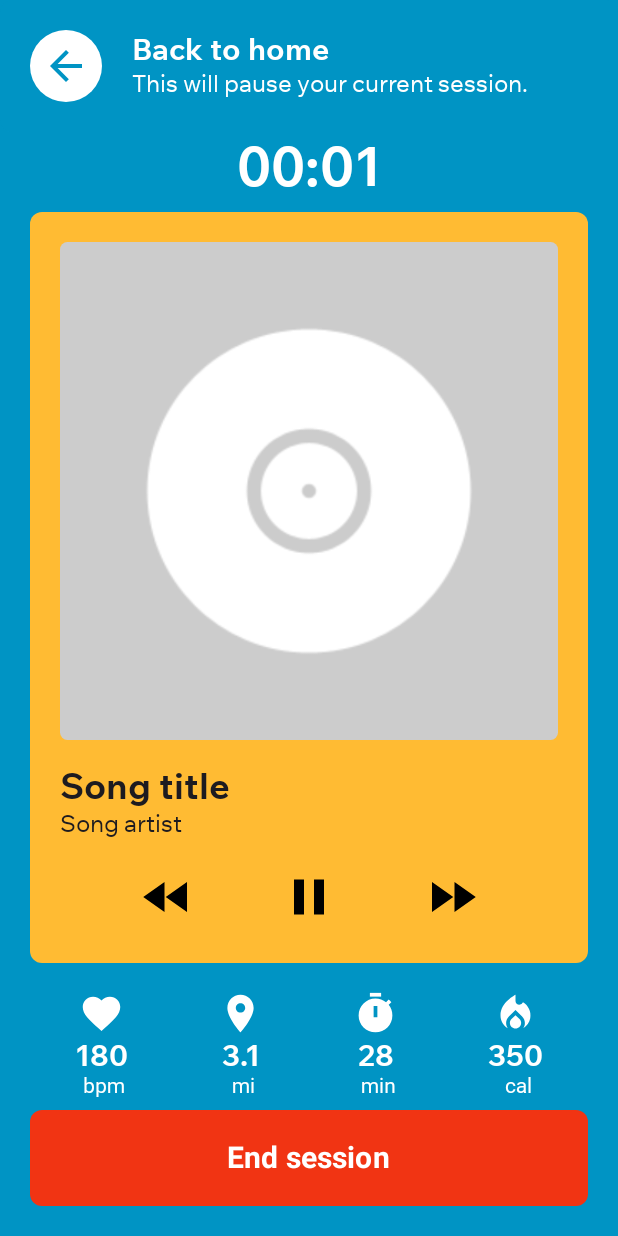
After one commit to alysazhou/cadence, an Android app built with Jetpack Compose: the composable WorkoutScreen shown on its own in the app's theme, on a phone screen of 412 x 824 dp. The commit adds this screen. Run offline under Robolectric (Android 15) with nearby library versions, the phone set to English and light mode, and no system bars; Roboto replaces fonts that are not available here.

Commit message:
implemented WorkoutScreen UI

```diff
--- /dev/null
+++ b/app/src/main/java/com/cs407/cadence/ui/components/StatsRow.kt
@@ -0,0 +1,96 @@
+package com.cs407.cadence.ui.components
+
+import androidx.compose.foundation.layout.Arrangement
+import androidx.compose.foundation.layout.Column
+import androidx.compose.foundation.layout.Row
+import androidx.compose.foundation.layout.fillMaxWidth
+import androidx.compose.foundation.layout.size
+import androidx.compose.material.icons.Icons
+import androidx.compose.material.icons.filled.Favorite
+import androidx.compose.material.icons.filled.LocalFireDepartment
+import androidx.compose.material.icons.filled.Place
+import androidx.compose.material.icons.filled.Timer
+import androidx.compose.material3.Icon
+import androidx.compose.material3.MaterialTheme
+import androidx.compose.material3.Text
+import androidx.compose.runtime.Composable
+import androidx.compose.ui.Alignment
+import androidx.compose.ui.Modifier
+import androidx.compose.ui.graphics.Color
+import androidx.compose.ui.graphics.vector.ImageVector
+import androidx.compose.ui.text.font.FontWeight
+import androidx.compose.ui.unit.dp
+import androidx.compose.ui.unit.sp
+@Composable
+fun StatsRow(
+    modifier: Modifier = Modifier,
+    iconColor: Color = MaterialTheme.colorScheme.primary,
+    labelColor: Color = Color.Black
+) {
+    Row(
+        modifier = modifier.fillMaxWidth(),
+        horizontalArrangement = Arrangement.SpaceAround,
+        verticalAlignment = Alignment.CenterVertically
+    ) {
+        // 2. Pass the colors down to each Stat composable
+        Stat(
+            icon = Icons.Default.Favorite,
+            value = "180",
+            label = " bpm",
+            iconColor = iconColor,
+            labelColor = labelColor
+        )
+        Stat(
+            icon = Icons.Default.Place,
+            value = "3.1",
+            label = " mi",
+            iconColor = iconColor,
+            labelColor = labelColor
+        )
+        Stat(
+            icon = Icons.Default.Timer,
+            value = "28",
+            label = " min",
+            iconColor = iconColor,
+            labelColor = labelColor
+        )
+        Stat(
+            icon = Icons.Default.LocalFireDepartment,
+            value = "350",
+            label = " cal",
+            iconColor = iconColor,
+            labelColor = labelColor
+        )
+    }
+}
+
+@Composable
+private fun Stat(
+    icon: ImageVector,
+    value: String,
+    label: String,
+    iconColor: Color,
+    labelColor: Color
+) {
+    Column(
+        horizontalAlignment = Alignment.CenterHorizontally
+    ) {
+        Icon(
+            imageVector = icon,
+            contentDescription = label,
+            tint = iconColor,
+            modifier = Modifier.size(30.dp)
+        )
+        Text(
+            text = value,
+            fontWeight = FontWeight.Bold,
+            fontSize = 20.sp,
+            color = labelColor
+        )
+        Text(
+            text = label,
+            style = MaterialTheme.typography.labelSmall,
+            color = labelColor
+        )
+    }
+}
--- a/app/src/main/java/com/cs407/cadence/ui/screens/HomeScreen.kt
+++ b/app/src/main/java/com/cs407/cadence/ui/screens/HomeScreen.kt
@@ -55,6 +55,7 @@ import androidx.compose.ui.tooling.preview.Preview
 import androidx.compose.ui.unit.dp
 import androidx.compose.ui.unit.sp
 import com.cs407.cadence.R
+import com.cs407.cadence.ui.components.StatsRow
 import com.cs407.cadence.ui.theme.CadenceTheme
 
 
@@ -77,6 +78,7 @@ fun HomeScreen(modifier: Modifier = Modifier) {
                 verticalArrangement = Arrangement
                     .spacedBy(20.dp),
             ) {
+                // HEADER
                 Box(
                     contentAlignment = Alignment.TopStart,
                     modifier = Modifier
@@ -246,20 +248,10 @@ fun HomeScreen(modifier: Modifier = Modifier) {
                         )
 
                         // row of stats
-                        Row(
-                            modifier = Modifier.fillMaxWidth(),
-                            horizontalArrangement = Arrangement.SpaceAround, // Distribute items evenly
-                            verticalAlignment = Alignment.CenterVertically
-                        ) {
-                            // bpm
-                            Stat(icon = Icons.Default.Favorite, value = "180", label = " bpm")
-                            // miles
-                            Stat(icon = Icons.Default.Place, value = "3.1", label = " mi")
-                            // minutes
-                            Stat(icon = Icons.Default.Timer, value = "28", label = " min")
-                            // calories
-                            Stat(icon = Icons.Default.LocalFireDepartment, value = "350", label = " cal")
-                        }
+                        StatsRow(
+                            iconColor = MaterialTheme.colorScheme.onPrimary,
+                            labelColor = Color.Black
+                        )
                     }
                 }
             }
--- /dev/null
+++ b/app/src/main/java/com/cs407/cadence/ui/screens/WorkoutScreen.kt
@@ -0,0 +1,249 @@
+package com.cs407.cadence.ui.screens
+
+import androidx.compose.foundation.Image
+import androidx.compose.foundation.background
+import androidx.compose.foundation.layout.Arrangement
+import androidx.compose.foundation.layout.Box
+import androidx.compose.foundation.layout.Column
+import androidx.compose.foundation.layout.PaddingValues
+import androidx.compose.foundation.layout.Row
+import androidx.compose.foundation.layout.Spacer
+import androidx.compose.foundation.layout.aspectRatio
+import androidx.compose.foundation.layout.fillMaxHeight
+import androidx.compose.foundation.layout.fillMaxSize
+import androidx.compose.foundation.layout.fillMaxWidth
+import androidx.compose.foundation.layout.height
+import androidx.compose.foundation.layout.padding
+import androidx.compose.foundation.layout.size
+import androidx.compose.foundation.shape.CircleShape
+import androidx.compose.foundation.shape.RoundedCornerShape
+import androidx.compose.material.icons.Icons
+import androidx.compose.material.icons.automirrored.filled.ArrowBack
+import androidx.compose.material.icons.filled.ArrowBack
+import androidx.compose.material.icons.filled.FastForward
+import androidx.compose.material.icons.filled.FastRewind
+import androidx.compose.material.icons.filled.Pause
+import androidx.compose.material.icons.filled.PlayArrow
+
+import androidx.compose.material3.Button
+import androidx.compose.material3.ButtonDefaults
+import androidx.compose.material3.Icon
+import androidx.compose.material3.IconButton
+import androidx.compose.material3.MaterialTheme
+import androidx.compose.material3.Scaffold
+import androidx.compose.material3.Text
+import androidx.compose.runtime.Composable
+import androidx.compose.runtime.LaunchedEffect
+import androidx.compose.runtime.getValue
+import androidx.compose.runtime.mutableStateOf
+import androidx.compose.runtime.remember
+import androidx.compose.runtime.setValue
+import androidx.compose.ui.Alignment
+import androidx.compose.ui.Modifier
+import androidx.compose.ui.draw.clip
+import androidx.compose.ui.draw.rotate
+import androidx.compose.ui.graphics.Color
+import androidx.compose.ui.graphics.vector.ImageVector
+import androidx.compose.ui.res.painterResource
+import androidx.compose.ui.text.font.FontWeight
+import androidx.compose.ui.tooling.preview.Preview
+import androidx.compose.ui.unit.dp
+import androidx.compose.ui.unit.sp
+import com.cs407.cadence.R
+import com.cs407.cadence.ui.components.StatsRow
+import com.cs407.cadence.ui.theme.CadenceTheme
+import kotlinx.coroutines.delay
+
+
+@Composable
+fun WorkoutScreen(modifier: Modifier = Modifier) {
+
+    var workoutlength by remember { mutableStateOf(0L) }
+    var isPlaying by remember { mutableStateOf(true) }
+
+    LaunchedEffect(key1 = true) {
+        while (true) {
+            delay(1000L)
+            workoutlength++
+        }
+    }
+
+    Scaffold(
+        containerColor = MaterialTheme.colorScheme.onPrimary,
+        topBar = {
+            // BACK TO HOME
+            Row(
+                horizontalArrangement = Arrangement.spacedBy(20.dp),
+                modifier = Modifier
+                    .fillMaxWidth()
+                    .clip(RoundedCornerShape(8.dp))
+                    .background(MaterialTheme.colorScheme.onPrimary)
+                    .padding(20.dp)
+            ) {
+                IconButton(
+                    onClick = { /*TODO*/ },
+                    modifier = Modifier
+                        .background(Color.White, CircleShape)
+                ) {
+                    Icon(
+                        modifier = Modifier.size(32.dp),
+                        imageVector = Icons.AutoMirrored.Filled.ArrowBack,
+                        contentDescription = "Back to home",
+                        tint = MaterialTheme.colorScheme.onPrimary
+                    )
+                }
+                Column(
+                ) {
+                    Text(
+                        text = "Back to home",
+                        fontWeight = FontWeight.Bold,
+                        fontSize = 20.sp,
+                        color = Color.White
+                    )
+                    Text(
+                        text = "This will pause your current session.",
+                        fontSize = 16.sp,
+                        fontWeight = FontWeight.Normal,
+                        color = Color.White
+                    )
+                }
+            }
+        }
+    ) { innerPadding ->
+        Box(
+            modifier = modifier
+                .fillMaxSize()
+                .padding(innerPadding)
+                .padding(horizontal = 20.dp)
+        ) {
+            Column(
+                modifier = Modifier
+                    .fillMaxHeight()
+                    .padding(bottom = 20.dp),
+                verticalArrangement = Arrangement.SpaceBetween
+            ) {
+                // ACTIVITY TIMER
+                Box(
+                    modifier = Modifier.fillMaxWidth(),
+                    contentAlignment = Alignment.Center
+                ) {
+                    Text(
+                        text = formatTime(workoutlength),
+                        style = MaterialTheme.typography.bodyLarge,
+                        color = Color.White,
+                        fontSize = 36.sp,
+                        fontWeight = FontWeight.Bold
+                    )
+                }
+
+                Column(
+                    verticalArrangement = Arrangement.spacedBy(15.dp),
+                    modifier = Modifier
+                        .fillMaxWidth()
+                        .clip(RoundedCornerShape(8.dp))
+                        .background(MaterialTheme.colorScheme.secondary)
+                        .padding(20.dp),
+                ) {
+                    // ALBUM ART
+                    // TODO: replace with actual album art
+                    Image(
+                        painter = painterResource(id = R.drawable.default_album_cover),
+                        contentDescription = "album art",
+                        modifier = Modifier
+                            .aspectRatio(1f)
+                            .fillMaxWidth()
+                            .clip(RoundedCornerShape(5.dp))
+                    )
+                    // SONG INFO
+                    Column(
+                        horizontalAlignment = Alignment.Start
+                    ) {
+                        Text(
+                            text = "Song title",
+                            fontWeight = FontWeight.Bold,
+                            fontSize = 24.sp
+                        )
+                        Text(
+                            text = "Song artist",
+                            fontSize = 16.sp,
+                            fontWeight = FontWeight.Normal
+                        )
+                    }
+                    Row(
+                        modifier = Modifier.fillMaxWidth(),
+                        horizontalArrangement = Arrangement.SpaceEvenly,
+                        verticalAlignment = Alignment.CenterVertically
+                    ){
+                        // REWIND BUTTON
+                        IconButton(onClick = { /* TODO */ }) {
+                            Icon(
+                                imageVector = Icons.Default.FastRewind,
+                                contentDescription = "Rewind",
+                                tint = Color.Black,
+                                modifier = Modifier.size(48.dp)
+                            )
+                        }
+
+                        // PLAY/PAUSE BUTTON
+                        IconButton(onClick = { isPlaying = !isPlaying }) {
+                            Icon(
+                                imageVector = if (isPlaying) Icons.Default.Pause else Icons.Default.PlayArrow,
+                                contentDescription = if (isPlaying) "Pause" else "Play",
+                                tint = Color.Black,
+                                modifier = Modifier.size(60.dp)
+                            )
+                        }
+
+                        // FAST FORWARD BUTTON
+                        IconButton(onClick = { /* TODO */ }) {
+                            Icon(
+                                imageVector = Icons.Default.FastForward,
+                                contentDescription = "Fast Forward",
+                                tint = Color.Black,
+                                modifier = Modifier.size(48.dp)
+                            )
+                        }
+                    }
+                }
+                StatsRow(
+                    modifier.padding(top = 10.dp),
+                    labelColor = Color.White
+                )
+                // END BUTTON
+                Button(
+                    modifier = Modifier
+                        .fillMaxWidth(),
+                    onClick = { /*TODO*/ },
+                    shape = RoundedCornerShape(8.dp),
+                    contentPadding = PaddingValues(20.dp),
+                    colors = ButtonDefaults.buttonColors(
+                        containerColor = Color(0xFFF13413), // Set the background color to red
+                    )
+                ) {
+                    Text(
+                        // TODO: replace with actual data
+                        text = "End session",
+                        fontSize = 20.sp,
+                        fontWeight = FontWeight.Bold,
+                        color = Color.White
+                    )
+                }
+            }
+        }
+    }
+}
+
+// helper to format stopwatch
+private fun formatTime(seconds: Long): String {
+    val mins = (seconds / 60) % 60
+    val secs = seconds % 60
+    return "%02d:%02d".format(mins, secs)
+}
+
+@Preview(showBackground = true)
+@Composable
+fun WorkoutScreenPreview() {
+    CadenceTheme {
+        WorkoutScreen()
+    }
+}
```
Also changed, not shown: app/src/main/res/drawable/default_album_cover.png (added).
